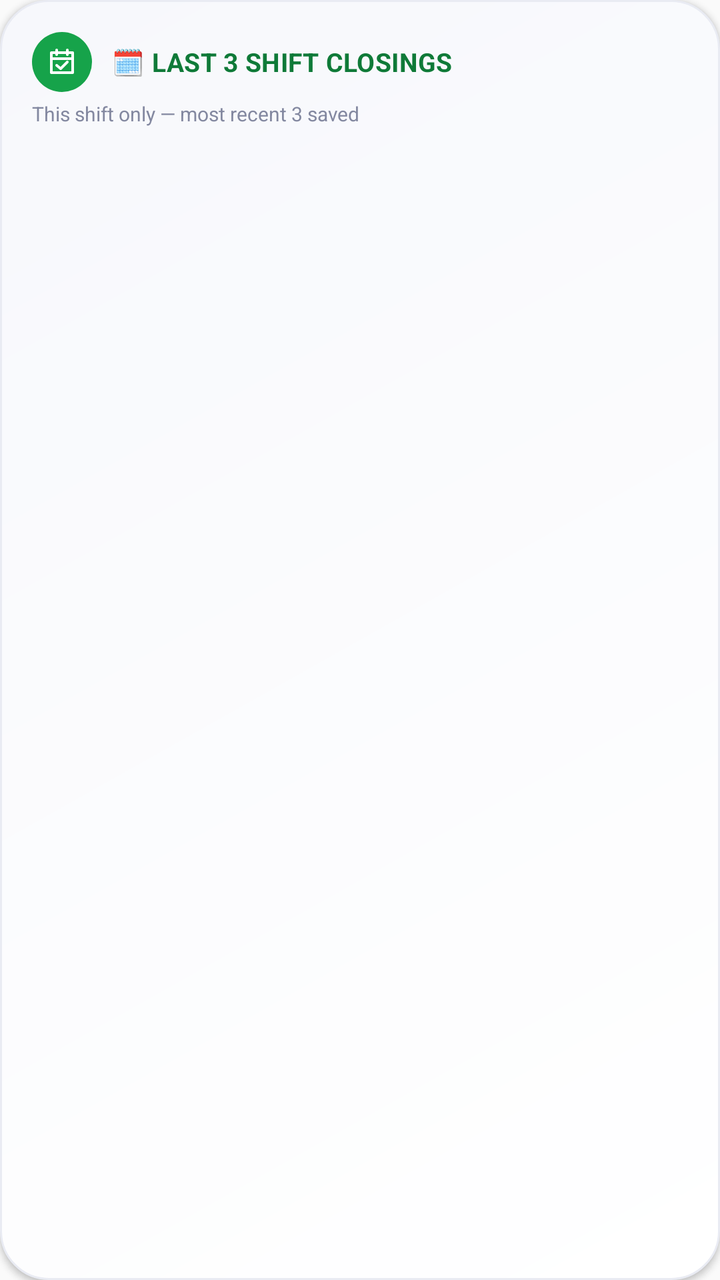
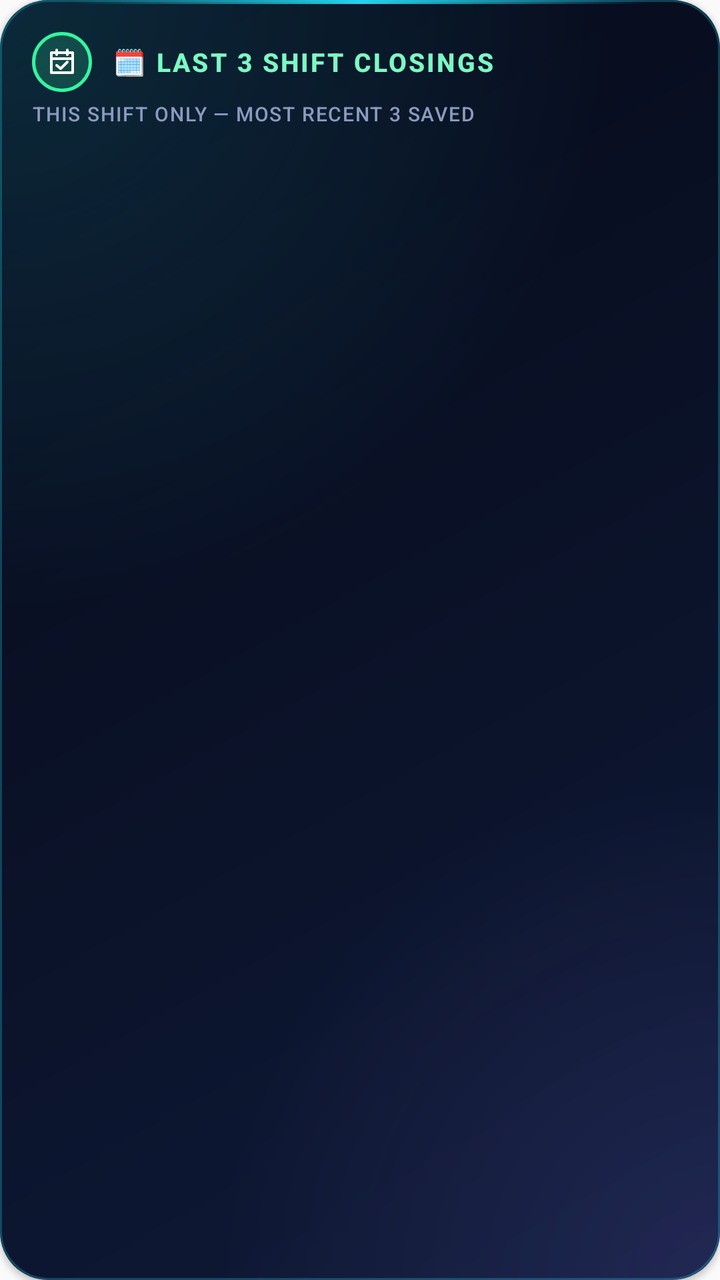

Before-and-after screenshots of an Android layout around one commit, followed by the original layout XML and the change that was made.
<!-- AndroidManifest.xml: application theme Theme.AppCompat.Light.NoActionBar -->
<!-- res/layout/widget_last_shifts.xml -->
<?xml version="1.0" encoding="utf-8"?>
<LinearLayout xmlns:android="http://schemas.android.com/apk/res/android"
    android:layout_width="match_parent"
    android:layout_height="match_parent"
    android:orientation="vertical"
    android:background="@drawable/widget_background"
    android:padding="16dp"
    android:elevation="2dp"
    android:id="@+id/last_shifts_widget_root">

    <LinearLayout
        android:layout_width="match_parent"
        android:layout_height="wrap_content"
        android:orientation="horizontal"
        android:gravity="center_vertical">
        <FrameLayout
            android:layout_width="30dp"
            android:layout_height="30dp"
            android:background="@drawable/badge_circle_closing">
            <ImageView android:layout_width="16dp" android:layout_height="16dp"
                android:layout_gravity="center" android:src="@drawable/ic_calendar_check" />
        </FrameLayout>
        <TextView
            android:layout_width="0dp"
            android:layout_height="wrap_content"
            android:layout_weight="1"
            android:layout_marginStart="10dp"
            android:text="@string/last_shifts_widget_title"
            android:textColor="@color/accent_closing_dark"
            android:textStyle="bold"
            android:textSize="13sp"
            android:letterSpacing="0.01" />
    </LinearLayout>

    <TextView
        android:layout_width="match_parent"
        android:layout_height="wrap_content"
        android:layout_marginTop="4dp"
        android:layout_marginBottom="8dp"
        android:text="@string/last_shifts_widget_subtitle"
        android:textColor="@color/ink_500"
        android:textSize="10sp" />

    <LinearLayout
        android:id="@+id/last_shifts_list_container"
        android:layout_width="match_parent"
        android:layout_height="wrap_content"
        android:orientation="vertical" />

    <TextView
        android:id="@+id/last_shifts_footer"
        android:layout_width="match_parent"
        android:layout_height="wrap_content"
        android:layout_marginTop="8dp"
        android:text=""
        android:textColor="@color/ink_400"
        android:textSize="9sp" />

</LinearLayout>
<!-- resources referenced by this layout -->
<resources>
  <color name="accent_closing_dark">#0F7A38</color>
  <color name="ink_400">#A6AABD</color>
  <color name="ink_500">#8388A0</color>
  <!-- drawable badge_circle_closing (drawable) -->
  <?xml version="1.0" encoding="utf-8"?>
  <shape xmlns:android="http://schemas.android.com/apk/res/android" android:shape="oval">
      <solid android:color="@color/accent_closing" />
  </shape>
  <!-- drawable ic_calendar_check (drawable) -->
  <vector xmlns:android="http://schemas.android.com/apk/res/android"
      android:width="24dp" android:height="24dp" android:viewportWidth="24" android:viewportHeight="24">
      <path android:fillColor="#00000000" android:strokeColor="#FFFFFF" android:strokeWidth="2"
          android:strokeLineJoin="round" android:strokeLineCap="round"
          android:pathData="M4,5 L20,5 L20,20 L4,20 Z" />
      <path android:fillColor="#00000000" android:strokeColor="#FFFFFF" android:strokeWidth="2"
          android:strokeLineCap="round" android:pathData="M4,9.5 L20,9.5" />
      <path android:fillColor="#00000000" android:strokeColor="#FFFFFF" android:strokeWidth="2"
          android:strokeLineCap="round" android:pathData="M8,3 L8,6.5" />
      <path android:fillColor="#00000000" android:strokeColor="#FFFFFF" android:strokeWidth="2"
          android:strokeLineCap="round" android:pathData="M16,3 L16,6.5" />
      <path android:fillColor="#00000000" android:strokeColor="#FFFFFF" android:strokeWidth="2"
          android:strokeLineCap="round" android:strokeLineJoin="round" android:pathData="M8,14.5 L11,17 L16,12" />
  </vector>
  <!-- drawable widget_background (drawable) -->
  <?xml version="1.0" encoding="utf-8"?>
  <shape xmlns:android="http://schemas.android.com/apk/res/android"
      android:shape="rectangle">
      <corners android:radius="24dp" />
      <gradient
          android:angle="135"
          android:startColor="@color/surface_card_top"
          android:endColor="@color/surface_card_bottom"
          android:type="linear" />
      <stroke android:width="1dp" android:color="@color/surface_inset_border" />
  </shape>
  <string name="last_shifts_widget_subtitle">This shift only — most recent 3 saved</string>
  <string name="last_shifts_widget_title">🗓 LAST 3 SHIFT CLOSINGS</string>
  <color name="accent_closing">#16A34A</color>
  <color name="surface_card_top">#FFFFFF</color>
  <color name="surface_card_bottom">#F7F8FC</color>
  <color name="surface_inset_border">#E9EBF3</color>
</resources>

<!-- the commit's change to res/layout/widget_last_shifts.xml (unified diff, before → after) -->
@@ -29,7 +29,7 @@
             android:textColor="@color/accent_closing_dark"
             android:textStyle="bold"
             android:textSize="13sp"
-            android:letterSpacing="0.01" />
+            android:textAllCaps="true" android:letterSpacing="0.08" android:fontFamily="sans-serif-medium" />
     </LinearLayout>
 
     <TextView
@@ -39,7 +39,7 @@
         android:layout_marginBottom="8dp"
         android:text="@string/last_shifts_widget_subtitle"
         android:textColor="@color/ink_500"
-        android:textSize="10sp" />
+        android:textSize="10sp" android:textAllCaps="true" android:letterSpacing="0.06" android:fontFamily="sans-serif-medium" />
 
     <LinearLayout
         android:id="@+id/last_shifts_list_container"
<!-- resource entries referenced after the edit -->
@@ -1,12 +1,13 @@
 <!-- resources referenced by this layout -->
 <resources>
-  <color name="accent_closing_dark">#0F7A38</color>
-  <color name="ink_400">#A6AABD</color>
-  <color name="ink_500">#8388A0</color>
+  <color name="accent_closing_dark">#FF7CF9C3</color>
+  <color name="ink_400">#FF7585AE</color>
+  <color name="ink_500">#FF8C9AC0</color>
   <!-- drawable badge_circle_closing (drawable) -->
   <?xml version="1.0" encoding="utf-8"?>
   <shape xmlns:android="http://schemas.android.com/apk/res/android" android:shape="oval">
-      <solid android:color="@color/accent_closing" />
+      <solid android:color="@color/accent_closing_soft" />
+      <stroke android:width="1.5dp" android:color="@color/accent_closing" />
   </shape>
   <!-- drawable ic_calendar_check (drawable) -->
   <vector xmlns:android="http://schemas.android.com/apk/res/android"
@@ -25,21 +26,34 @@
   </vector>
   <!-- drawable widget_background (drawable) -->
   <?xml version="1.0" encoding="utf-8"?>
-  <shape xmlns:android="http://schemas.android.com/apk/res/android"
-      android:shape="rectangle">
-      <corners android:radius="24dp" />
-      <gradient
-          android:angle="135"
-          android:startColor="@color/surface_card_top"
-          android:endColor="@color/surface_card_bottom"
-          android:type="linear" />
-      <stroke android:width="1dp" android:color="@color/surface_inset_border" />
-  </shape>
+  <layer-list xmlns:android="http://schemas.android.com/apk/res/android">
+      <item><shape android:shape="rectangle"><corners android:radius="24dp" />
+          <gradient android:angle="135" android:startColor="@color/surface_card_top" android:endColor="@color/surface_card_bottom" android:type="linear" /></shape></item>
+      <item><shape android:shape="rectangle"><corners android:radius="24dp" />
+          <gradient android:type="radial" android:gradientRadius="85%p" android:centerX="0.0" android:centerY="0.0"
+              android:startColor="@color/glow_cyan_start" android:endColor="@color/glow_cyan_end" /></shape></item>
+      <item><shape android:shape="rectangle"><corners android:radius="24dp" />
+          <gradient android:type="radial" android:gradientRadius="70%p" android:centerX="1.0" android:centerY="1.0"
+              android:startColor="@color/glow_violet_start" android:endColor="@color/glow_violet_end" /></shape></item>
+      <item><shape android:shape="rectangle"><corners android:radius="24dp" />
+          <stroke android:width="1dp" android:color="@color/neon_border" /></shape></item>
+      <item android:gravity="top" android:height="2dp" android:left="36dp" android:right="36dp">
+          <shape android:shape="rectangle"><corners android:radius="1dp" />
+              <gradient android:angle="0" android:startColor="@color/edge_fade_start" android:centerColor="@color/neon_cyan" android:endColor="@color/edge_fade_end" /></shape></item>
+  </layer-list>
   <string name="last_shifts_widget_subtitle">This shift only — most recent 3 saved</string>
   <string name="last_shifts_widget_title">🗓 LAST 3 SHIFT CLOSINGS</string>
-  <color name="accent_closing">#16A34A</color>
-  <color name="surface_card_top">#FFFFFF</color>
-  <color name="surface_card_bottom">#F7F8FC</color>
-  <color name="surface_inset_border">#E9EBF3</color>
+  <color name="accent_closing_soft">#2E34F5A0</color>
+  <color name="accent_closing">#FF34F5A0</color>
+  <color name="surface_card_top">#FF0F1A38</color>
+  <color name="surface_card_bottom">#FF060A18</color>
+  <color name="glow_cyan_start">#2822D3EE</color>
+  <color name="glow_cyan_end">#0022D3EE</color>
+  <color name="glow_violet_start">#248B7CFF</color>
+  <color name="glow_violet_end">#008B7CFF</color>
+  <color name="neon_border">#4422D3EE</color>
+  <color name="edge_fade_start">#0022D3EE</color>
+  <color name="neon_cyan">#FF22D3EE</color>
+  <color name="edge_fade_end">#008B7CFF</color>
 </resources>
 
